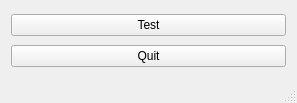
The window that src/mainwindow.ui (alenyashka/megaclient) describes before a commit, drawn with Qt 5.
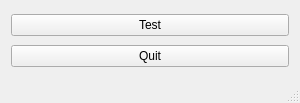
The same window after the commit.

Commit message: Add support of configuration file

The edit to the form file:
```diff
--- a/src/mainwindow.ui
+++ b/src/mainwindow.ui
@@ -6,7 +6,7 @@
    <rect>
     <x>0</x>
     <y>0</y>
-    <width>297</width>
+    <width>300</width>
     <height>103</height>
    </rect>
   </property>
```
The commit also changes 2 other files.
